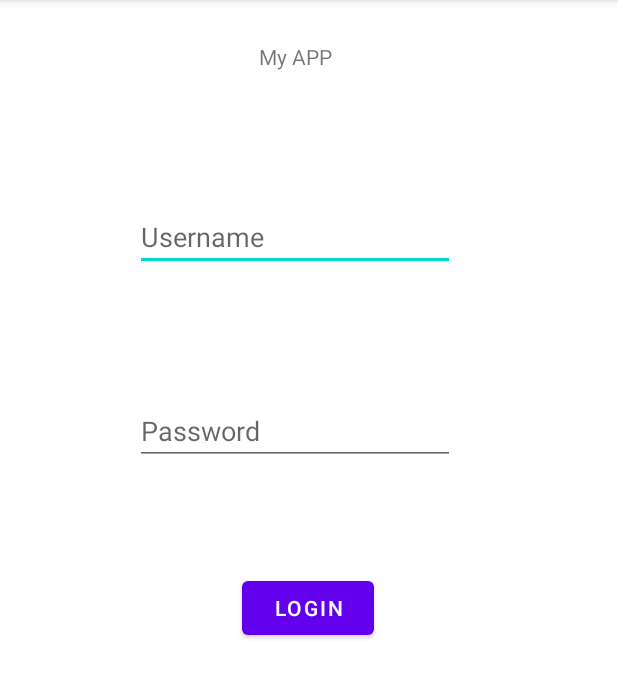
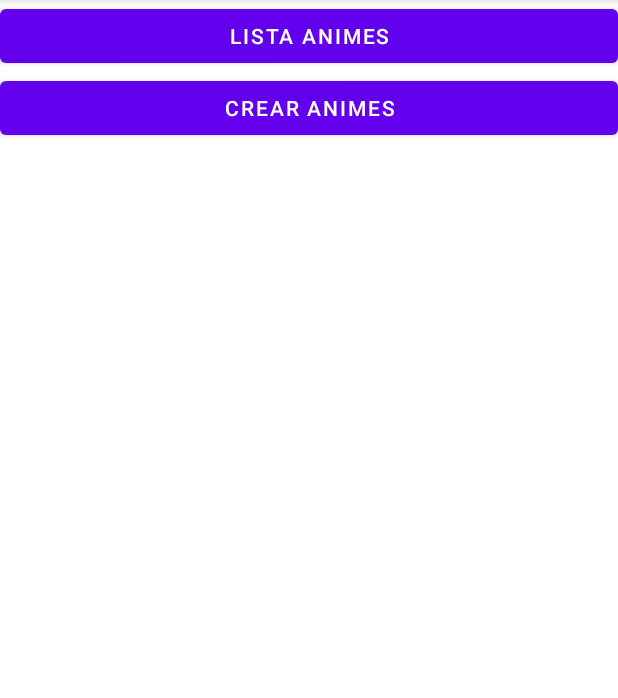
Before and after one commit to ludk17/vj20222, an Android app: the screen it shows after launch (LoginActivity before the commit, MainAnimeActivity after it), on a phone screen of 412 x 824 dp, the part 84-782 px from its top. Run offline under Robolectric (Android 15) with nearby library versions, the phone set to English and light mode, and no system bars.

Commit message:
practica t3

```diff
--- a/app/build.gradle
+++ b/app/build.gradle
@@ -38,5 +38,6 @@ dependencies {
 
     implementation 'com.squareup.retrofit2:retrofit:2.9.0'
     implementation 'com.squareup.retrofit2:converter-gson:2.9.0'
+    implementation 'com.squareup.picasso:picasso:2.8'
 
 }
--- a/app/src/main/java/com/example/vj20222/LoginActivity.java
+++ b/app/src/main/java/com/example/vj20222/LoginActivity.java
@@ -9,6 +9,7 @@ import android.util.Log;
 import android.view.View;
 import android.widget.Button;
 import android.widget.EditText;
+import android.widget.Toast;
 
 import okhttp3.Credentials;
 
@@ -53,6 +54,9 @@ public class LoginActivity extends AppCompatActivity {
 
                 redirectToMainActivity();
 
+
+                Toast.makeText(getApplicationContext(), "Mensaje que se muestra en el TOAST", Toast.LENGTH_LONG).show();
+
             }
         });
 
--- a/app/src/main/java/com/example/vj20222/MainActivity.java
+++ b/app/src/main/java/com/example/vj20222/MainActivity.java
@@ -35,6 +35,11 @@ public class MainActivity extends AppCompatActivity {
     protected void onCreate(Bundle savedInstanceState) {
         super.onCreate(savedInstanceState);
         setContentView(R.layout.activity_main);
+
+        String ed = "10 ";
+
+        User user = new User();
+        user.edad = Integer.parseInt(ed);
 
 
         TextView tvSaludo = findViewById(R.id.tvSaludo);
--- /dev/null
+++ b/app/src/main/java/com/example/vj20222/MainAnimeActivity.java
@@ -0,0 +1,41 @@
+package com.example.vj20222;
+
+import androidx.appcompat.app.AppCompatActivity;
+
+import android.content.Intent;
+import android.os.Bundle;
+import android.view.View;
+import android.widget.Button;
+
+public class MainAnimeActivity extends AppCompatActivity {
+
+
+    private Button btnGoAnimeLista;
+    private Button btnGoAnimeForm;
+
+    @Override
+    protected void onCreate(Bundle savedInstanceState) {
+        super.onCreate(savedInstanceState);
+        setContentView(R.layout.activity_main_anime);
+
+        btnGoAnimeLista = findViewById(R.id.btnGoAnimeLista);
+        btnGoAnimeForm = findViewById(R.id.btnGoAnimeForm);
+
+        btnGoAnimeLista.setOnClickListener(new View.OnClickListener() {
+            @Override
+            public void onClick(View view) {
+                Intent intent = new Intent(MainAnimeActivity.this, ListaAnimeActivity.class);
+                startActivity(intent);
+            }
+        });
+
+        btnGoAnimeForm.setOnClickListener(new View.OnClickListener() {
+            @Override
+            public void onClick(View view) {
+                Intent intent = new Intent(MainAnimeActivity.this, FormAnimeActivity.class);
+                startActivity(intent);
+            }
+        });
+
+    }
+}
--- a/app/src/main/java/com/example/vj20222/entities/User.java
+++ b/app/src/main/java/com/example/vj20222/entities/User.java
@@ -6,5 +6,6 @@ public class User {
     public int id;
     public String name;
     public String avatar;
+    public int edad;
     public String createdAt;
 }
--- /dev/null
+++ b/app/src/main/res/layout/activity_main_anime.xml
@@ -0,0 +1,26 @@
+<?xml version="1.0" encoding="utf-8"?>
+<androidx.constraintlayout.widget.ConstraintLayout xmlns:android="http://schemas.android.com/apk/res/android"
+    xmlns:app="http://schemas.android.com/apk/res-auto"
+    xmlns:tools="http://schemas.android.com/tools"
+    android:layout_width="match_parent"
+    android:layout_height="match_parent"
+    tools:context=".MainAnimeActivity">
+
+    <LinearLayout
+        android:layout_width="match_parent"
+        android:layout_height="match_parent"
+        android:orientation="vertical">
+
+        <Button
+            android:id="@+id/btnGoAnimeLista"
+            android:layout_width="match_parent"
+            android:layout_height="wrap_content"
+            android:text="Lista Animes" />
+
+        <Button
+            android:id="@+id/btnGoAnimeForm"
+            android:layout_width="match_parent"
+            android:layout_height="wrap_content"
+            android:text="Crear Animes" />
+    </LinearLayout>
+</androidx.constraintlayout.widget.ConstraintLayout>
```
Also changed, not shown: app/src/main/AndroidManifest.xml (+13 -4 lines), app/src/main/java/com/example/vj20222/FormAnimeActivity.java (added, +128 -0 lines), app/src/main/java/com/example/vj20222/ListaAnimeActivity.java (added, +52 -0 lines), app/src/main/java/com/example/vj20222/adapters/AnimeAdapter.java (added, +79 -0 lines), app/src/main/java/com/example/vj20222/entities/Anime.java (added, +10 -0 lines), app/src/main/java/com/example/vj20222/services/AnimeService.java (added, +26 -0 lines), app/src/main/res/layout/activity_form_anime.xml (added, +44 -0 lines), app/src/main/res/layout/activity_lista_anime.xml (added, +13 -0 lines), app/src/main/res/layout/item_anime.xml (added, +37 -0 lines).
